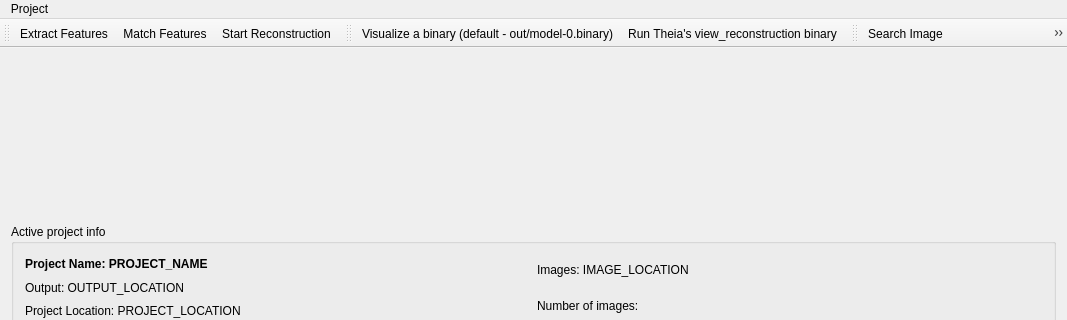
Old version of the form ui/mainwindow.ui in the repository lybros/appa; both pictures show x 0 to 1067 and y 0 to 320 of the 1067 by 723 pixel window.
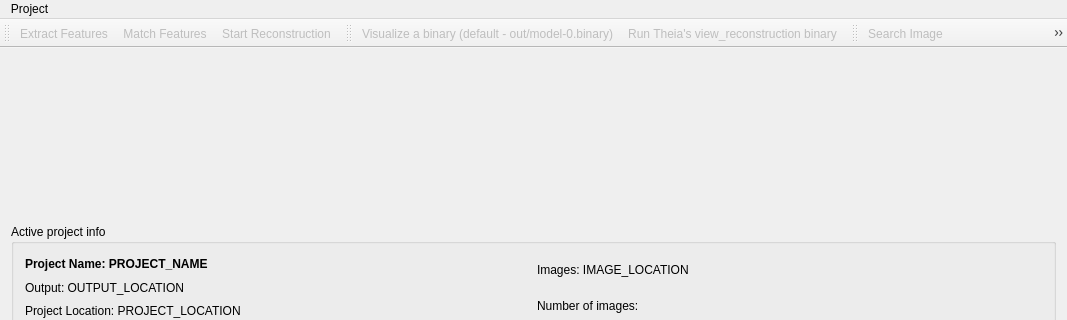
New version of the form.

Commit message: unabling actions if no projects are open

Patch:
```diff
--- a/ui/mainwindow.ui
+++ b/ui/mainwindow.ui
@@ -213,11 +213,17 @@
    </property>
   </action>
   <action name="actionBuildToBinary">
+   <property name="enabled">
+    <bool>false</bool>
+   </property>
    <property name="text">
     <string>Build into a binary file</string>
    </property>
   </action>
   <action name="actionExtract_Features">
+   <property name="enabled">
+    <bool>false</bool>
+   </property>
    <property name="text">
     <string>Extract Features</string>
    </property>
@@ -226,6 +232,9 @@
    </property>
   </action>
   <action name="actionMatch_Features">
+   <property name="enabled">
+    <bool>false</bool>
+   </property>
    <property name="text">
     <string>Match Features</string>
    </property>
@@ -234,6 +243,9 @@
    </property>
   </action>
   <action name="actionStart_Reconstruction">
+   <property name="enabled">
+    <bool>false</bool>
+   </property>
    <property name="text">
     <string>Start Reconstruction</string>
    </property>
@@ -242,6 +254,9 @@
    </property>
   </action>
   <action name="actionSearch_Image">
+   <property name="enabled">
+    <bool>false</bool>
+   </property>
    <property name="text">
     <string>Search Image</string>
    </property>
@@ -250,6 +265,9 @@
    </property>
   </action>
   <action name="actionVisualizeBinary">
+   <property name="enabled">
+    <bool>false</bool>
+   </property>
    <property name="text">
     <string>Visualize a binary (default - out/model-0.binary)</string>
    </property>
@@ -258,6 +276,9 @@
    </property>
   </action>
   <action name="actionRunExampleReconstruction">
+   <property name="enabled">
+    <bool>false</bool>
+   </property>
    <property name="text">
     <string>Run Theia's view_reconstruction binary</string>
    </property>
```
The commit also changes 2 other files.
